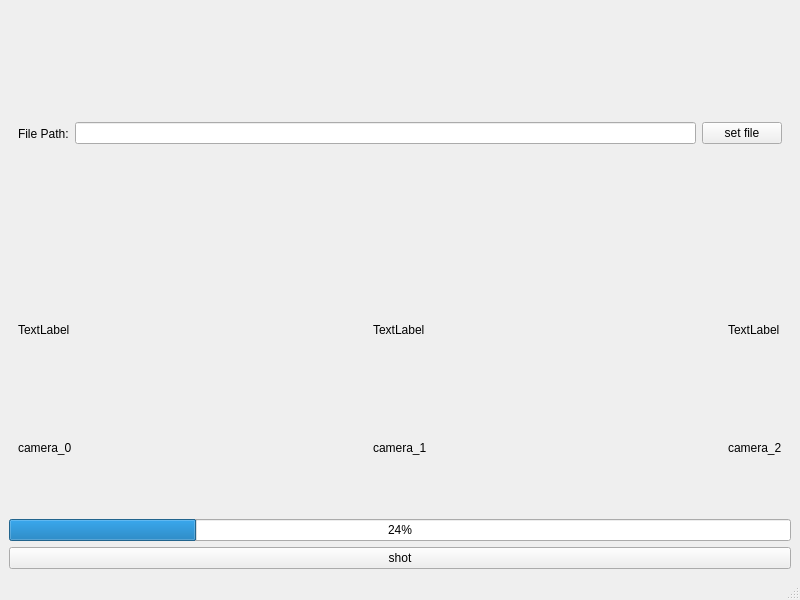
This is darts_shot/mainwindow.ui in wen2ms/darts_shot as Qt 5 draws it before an edit. The edited form follows.
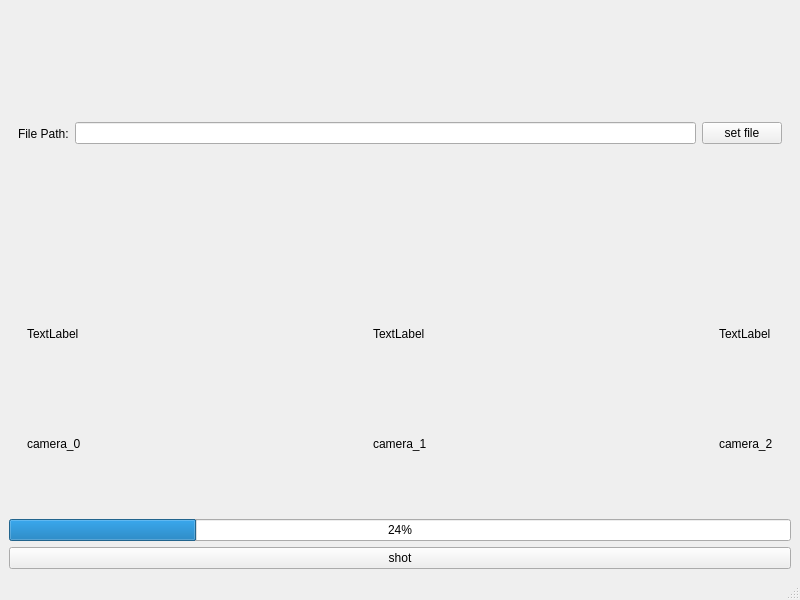
This is the edited form.

Commit message: Feat: Support configurable camera count and graceful shutdown

Diff of the .ui file:
```diff
--- a/darts_shot/mainwindow.ui
+++ b/darts_shot/mainwindow.ui
@@ -40,43 +40,28 @@
     </item>
     <item>
      <widget class="QWidget" name="widget" native="true">
-      <layout class="QGridLayout" name="gridLayout">
-       <item row="0" column="0">
-        <widget class="QLabel" name="camera_0">
-         <property name="text">
-          <string>TextLabel</string>
-         </property>
+      <layout class="QHBoxLayout" name="horizontalLayout_2">
+       <item>
+        <widget class="QWidget" name="camera_widget_0" native="true">
+         <layout class="QVBoxLayout" name="verticalLayout_2">
+          <item>
+           <widget class="QLabel" name="camera_0">
+            <property name="text">
+             <string>TextLabel</string>
+            </property>
+           </widget>
+          </item>
+          <item>
+           <widget class="QLabel" name="label_4">
+            <property name="text">
+             <string>camera_0</string>
+            </property>
+           </widget>
+          </item>
+         </layout>
         </widget>
        </item>
-       <item row="1" column="4">
-        <widget class="QLabel" name="label_6">
-         <property name="text">
-          <string>camera_2</string>
-         </property>
-        </widget>
-       </item>
-       <item row="0" column="2">
-        <widget class="QLabel" name="camera_1">
-         <property name="text">
-          <string>TextLabel</string>
-         </property>
-        </widget>
-       </item>
-       <item row="1" column="0">
-        <widget class="QLabel" name="label_4">
-         <property name="text">
-          <string>camera_0</string>
-         </property>
-        </widget>
-       </item>
-       <item row="0" column="4">
-        <widget class="QLabel" name="camera_2">
-         <property name="text">
-          <string>TextLabel</string>
-         </property>
-        </widget>
-       </item>
-       <item row="0" column="1">
+       <item>
         <spacer name="horizontalSpacer">
          <property name="orientation">
           <enum>Qt::Orientation::Horizontal</enum>
@@ -89,7 +74,27 @@
          </property>
         </spacer>
        </item>
-       <item row="0" column="3">
+       <item>
+        <widget class="QWidget" name="camera_widget_1" native="true">
+         <layout class="QVBoxLayout" name="verticalLayout_3">
+          <item>
+           <widget class="QLabel" name="camera_1">
+            <property name="text">
+             <string>TextLabel</string>
+            </property>
+           </widget>
+          </item>
+          <item>
+           <widget class="QLabel" name="label_5">
+            <property name="text">
+             <string>camera_1</string>
+            </property>
+           </widget>
+          </item>
+         </layout>
+        </widget>
+       </item>
+       <item>
         <spacer name="horizontalSpacer_2">
          <property name="orientation">
           <enum>Qt::Orientation::Horizontal</enum>
@@ -102,11 +107,24 @@
          </property>
         </spacer>
        </item>
-       <item row="1" column="2">
-        <widget class="QLabel" name="label_5">
-         <property name="text">
-          <string>camera_1</string>
-         </property>
+       <item>
+        <widget class="QWidget" name="camera_widget_2" native="true">
+         <layout class="QVBoxLayout" name="verticalLayout_4">
+          <item>
+           <widget class="QLabel" name="camera_2">
+            <property name="text">
+             <string>TextLabel</string>
+            </property>
+           </widget>
+          </item>
+          <item>
+           <widget class="QLabel" name="label_6">
+            <property name="text">
+             <string>camera_2</string>
+            </property>
+           </widget>
+          </item>
+         </layout>
         </widget>
        </item>
       </layout>
```
The commit also changes 12 other files.
